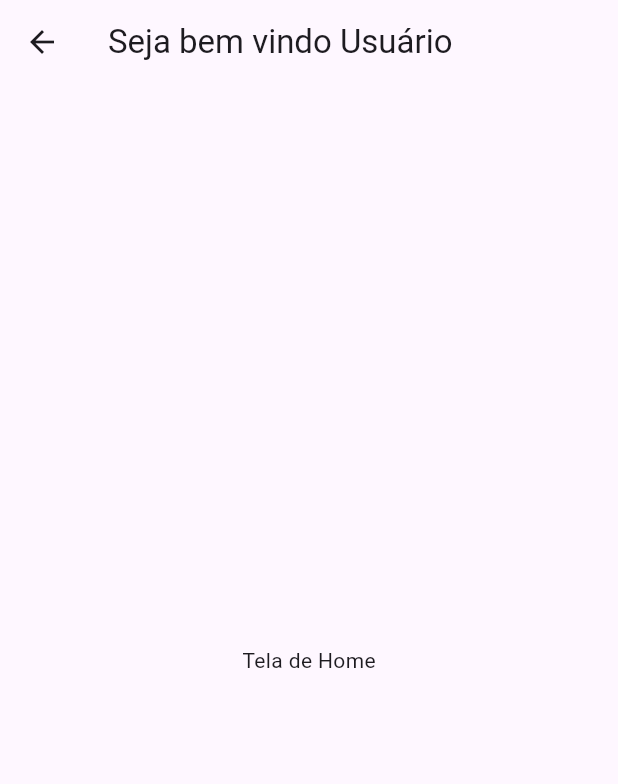
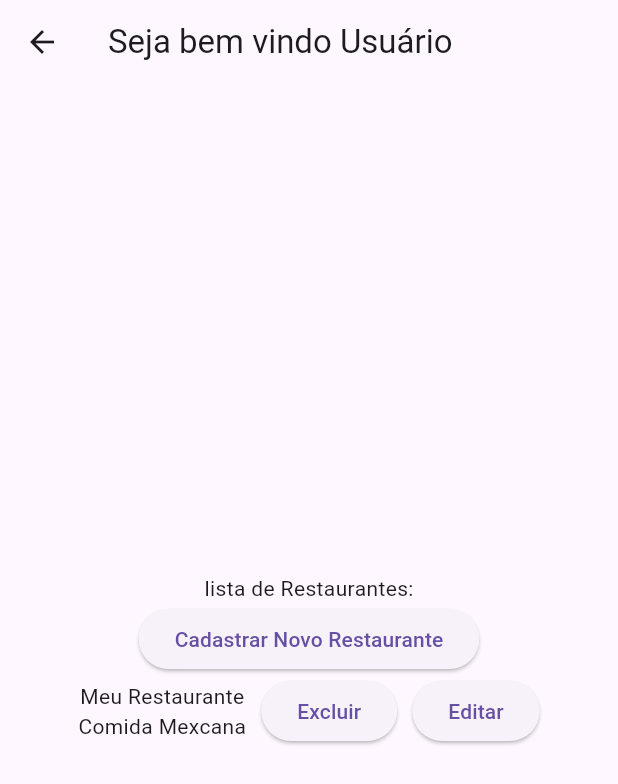
Before and after one commit to Silva1717/ProjectWithDart, a Flutter app: the TelaHome screen opened directly, on a phone screen of 412 x 824 dp. Shown: the top 784 px of the screen. Run offline on Flutter 3.47's test engine with Material 3 defaults, Android fonts, the phone set to English and light mode, and no system bars; our stand-ins replace sqflite; accounts and stored records are empty.

Commit message:
Criando tela de cadastro de restaurante

```diff
--- a/lib/tela_home.dart
+++ b/lib/tela_home.dart
@@ -1,5 +1,6 @@
 import 'package:flutter/cupertino.dart';
 import 'package:flutter/material.dart';
+import 'package:voupedir/tela_cad_restaurante.dart';
 
 
 class TelaHome extends StatelessWidget{
@@ -9,8 +10,31 @@ class TelaHome extends StatelessWidget{
   Widget build(BuildContext context) {
     return Scaffold(
       appBar: AppBar(title: const Text("Seja bem vindo Usuário ")),
-      body: const Center(
-        child: Text("Tela de Home"),
+      body: Padding(padding: const EdgeInsets.all(30),
+        child: Column(
+          mainAxisAlignment: MainAxisAlignment.center,
+          children: [
+            Text("lista de Restaurantes:"),
+            ElevatedButton(onPressed: (){
+              Navigator.push(context, MaterialPageRoute(builder: (context) => TelaCadRestaurante()));
+            }, child: Text("Cadastrar Novo Restaurante")),
+            Row(
+              mainAxisAlignment: MainAxisAlignment.center,
+              children: [
+                Column(
+                  children: [
+                    Text("Meu Restaurante"),
+                    Text("Comida Mexcana")
+                  ],
+                ),
+               SizedBox(width: 10),
+                ElevatedButton(onPressed: (){}, child: Text("Excluir")),
+               SizedBox(width: 10),
+                ElevatedButton(onPressed: (){}, child:  Text("Editar"))
+              ],
+            )
+          ],
+        )
     ),
     );
     throw UnimplementedError();
```
Also changed, not shown: lib/tela_cad_restaurante.dart (added, +49 -0 lines).
